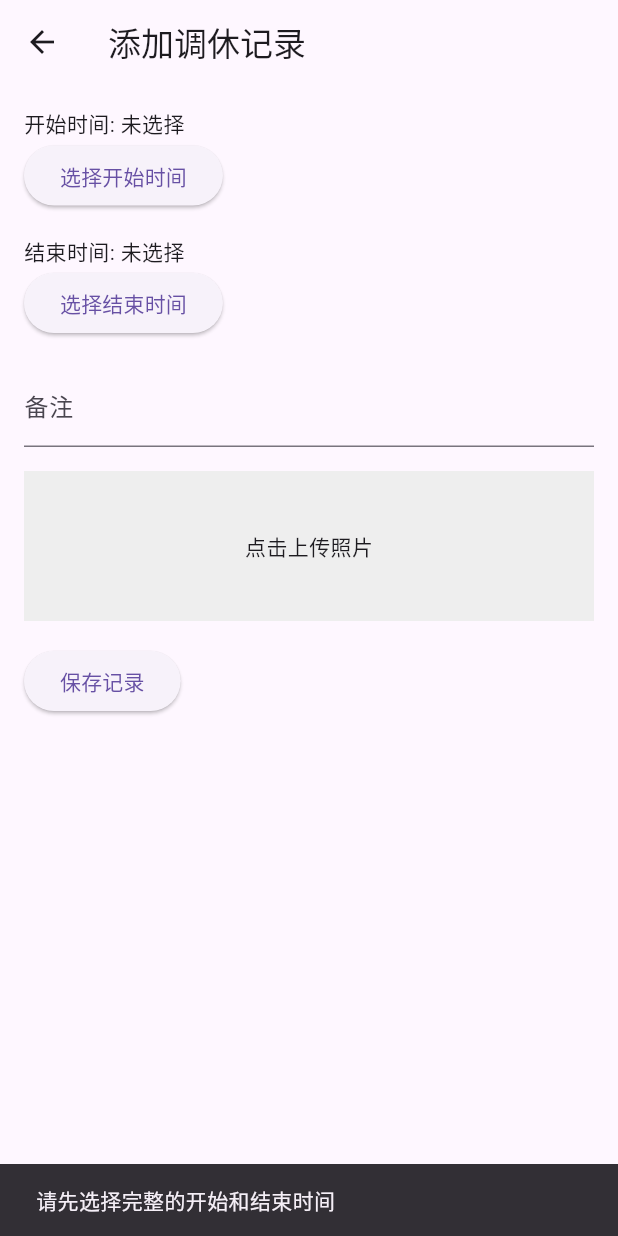
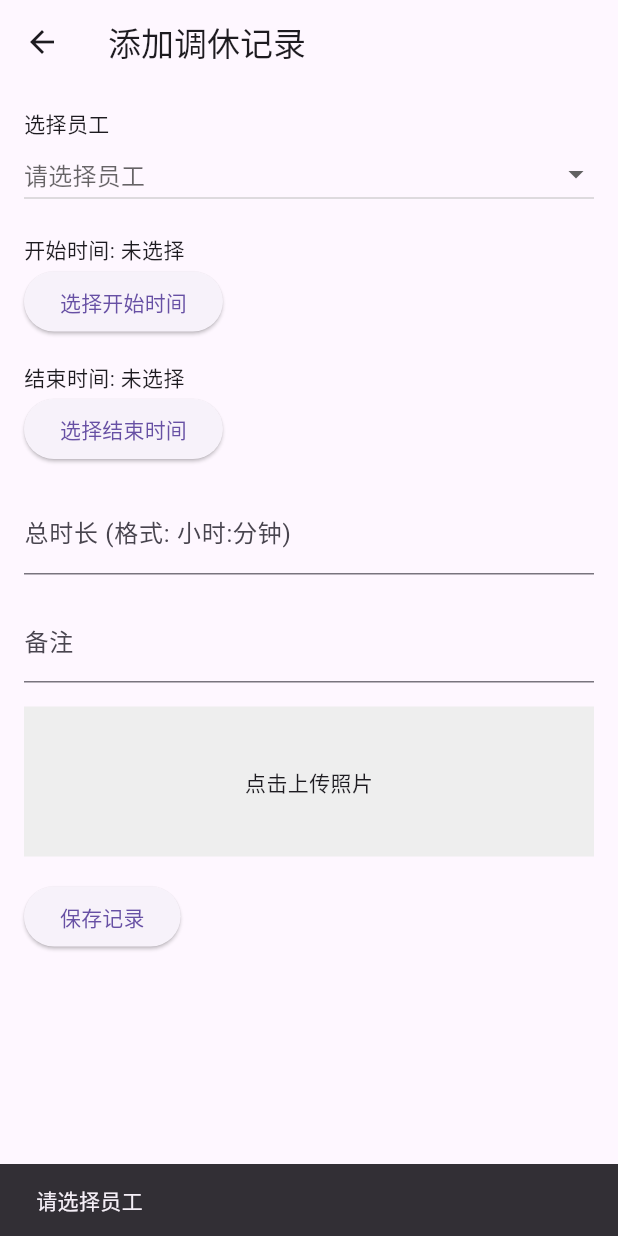
Before and after one commit to zhranbin/statistics_app, a Flutter app: the AddTimeOffRecordPage screen opened directly with empty values, after a tap on "保存记录", on a phone screen of 412 x 824 dp. Run offline on Flutter 3.47's test engine with Material 3 defaults, Android fonts, the phone set to English and light mode, and no system bars; our stand-ins replace easy_refresh, flutter_smart_dialog, image_picker, shared_preferences, sqflite; accounts and stored records are empty.

Commit message:
1.优化调休记录

```diff
--- a/lib/pages/add_time_off_record_page.dart
+++ b/lib/pages/add_time_off_record_page.dart
@@ -18,8 +18,13 @@ class _AddTimeOffRecordPageState extends State<AddTimeOffRecordPage> {
   DateTime? endTime;
   String remark = '';
   File? photoFile; // 存储照片文件
+  String? employeeName; // 选中的员工姓名
+  String totalDurationInput = ''; // 用于手动输入总时长
+  final ImagePicker _picker = ImagePicker();
+  final TextEditingController totalDurationController = TextEditingController();
 
-  final ImagePicker _picker = ImagePicker();
+  // 可选的员工列表
+  final List<String> employeeList = ['张三', '李四', '王五'];
 
   // 格式化 DateTime
   String formatDateTime(DateTime dateTime) {
@@ -27,7 +32,8 @@ class _AddTimeOffRecordPageState extends State<AddTimeOffRecordPage> {
   }
 
   // 选择日期+时间（精确到秒）
-  Future<DateTime?> _pickDateTime(BuildContext context, DateTime? initialDate) async {
+  Future<DateTime?> _pickDateTime(
+      BuildContext context, DateTime? initialDate) async {
     DateTime? pickedDate = await showDatePicker(
       context: context,
       initialDate: initialDate ?? DateTime.now(),
@@ -141,6 +147,12 @@ class _AddTimeOffRecordPageState extends State<AddTimeOffRecordPage> {
 
   // 保存调休记录
   void _saveRecord() {
+    if (employeeName == null) {
+      ScaffoldMessenger.of(context)
+          .showSnackBar(SnackBar(content: Text('请选择员工')));
+      return;
+    }
+
     if (startTime == null || endTime == null) {
       ScaffoldMessenger.of(context)
           .showSnackBar(SnackBar(content: Text('请先选择完整的开始和结束时间')));
@@ -153,12 +165,38 @@ class _AddTimeOffRecordPageState extends State<AddTimeOffRecordPage> {
       return;
     }
 
-    Duration duration = endTime!.difference(startTime!);
+    // 获取输入的总时长
+    String inputDuration = totalDurationController.text.trim();
+    List<String> timeParts = inputDuration.split(':');
+
+    // 检查格式是否正确
+    if (timeParts.length != 2) {
+      ScaffoldMessenger.of(context).showSnackBar(
+        SnackBar(content: Text('总时长格式不正确，请按照 “小时:分钟” 格式输入')),
+      );
+      return;
+    }
+
+    // 解析小时和分钟
+    int hours = int.tryParse(timeParts[0]) ?? -1;
+    int minutes = int.tryParse(timeParts[1]) ?? -1;
+
+    // 验证小时和分钟是否合法
+    if (hours < 0 || minutes < 0 || minutes >= 60) {
+      ScaffoldMessenger.of(context).showSnackBar(
+        SnackBar(content: Text('请输入有效的总时长 (小时:分钟)')),
+      );
+      return;
+    }
+
+    Duration totalDuration = Duration(hours: hours, minutes: minutes);
+
+    // 创建记录
     TimeOffRecord newRecord = TimeOffRecord(
-      employeeName: '张三',
+      employeeName: employeeName!,
       startTime: startTime!,
       endTime: endTime!,
-      totalDuration: duration,
+      totalDuration: totalDuration,
       remark: remark,
       photoUrl: photoFile?.path, // 本地图片路径
     );
@@ -173,15 +211,57 @@ class _AddTimeOffRecordPageState extends State<AddTimeOffRecordPage> {
       appBar: AppBar(title: Text('添加调休记录')),
       body: Padding(
           padding: EdgeInsets.all(16),
+          child: SingleChildScrollView(
             child: Column(
               crossAxisAlignment: CrossAxisAlignment.start,
               children: [
-            Text('开始时间: ${startTime != null ? formatDateTime(startTime!) : "未选择"}'),
-            ElevatedButton(onPressed: _pickStartTime, child: Text('选择开始时间')),
+                // 选择员工
+                Text('选择员工'),
+                DropdownButton<String>(
+                  value: employeeName,
+                  hint: Text('请选择员工'),
+                  isExpanded: true,
+                  items: employeeList.map((String name) {
+                    return DropdownMenuItem<String>(
+                      value: name,
+                      child: Text(name),
+                    );
+                  }).toList(),
+                  onChanged: (String? newValue) {
+                    setState(() {
+                      employeeName = newValue;
+                    });
+                  },
+                ),
                 SizedBox(height: 16),
-            Text('结束时间: ${endTime != null ? formatDateTime(endTime!) : "未选择"}'),
+
+                Text(
+                    '开始时间: ${startTime != null ? formatDateTime(startTime!) : "未选择"}'),
+                ElevatedButton(
+                    onPressed: _pickStartTime, child: Text('选择开始时间')),
+                SizedBox(height: 16),
+
+                Text(
+                    '结束时间: ${endTime != null ? formatDateTime(endTime!) : "未选择"}'),
                 ElevatedButton(onPressed: _pickEndTime, child: Text('选择结束时间')),
                 SizedBox(height: 16),
+
+                // 手动输入总时长
+                TextField(
+                  controller: totalDurationController,
+                  decoration: InputDecoration(
+                    labelText: '总时长 (格式: 小时:分钟)',
+                    hintText: '例如: 2:30',
+                  ),
+                  keyboardType: TextInputType.numberWithOptions(decimal: false),
+                  onChanged: (value) {
+                    setState(() {
+                      totalDurationInput = value;
+                    });
+                  },
+                ),
+                SizedBox(height: 16),
+
                 TextField(
                   decoration: InputDecoration(labelText: '备注'),
                   onChanged: (value) => setState(() {
@@ -189,6 +269,7 @@ class _AddTimeOffRecordPageState extends State<AddTimeOffRecordPage> {
                   }),
                 ),
                 SizedBox(height: 16),
+
                 GestureDetector(
                   onTap: _showPhotoOptions,
                   child: photoFile == null
@@ -201,13 +282,14 @@ class _AddTimeOffRecordPageState extends State<AddTimeOffRecordPage> {
                       : Image.file(photoFile!),
                 ),
                 SizedBox(height: 16),
+
                 ElevatedButton(
                   onPressed: _saveRecord,
                   child: Text('保存记录'),
                 ),
               ],
             ),
-      ),
+          )),
     );
   }
 }
--- a/lib/pages/time_off_detail_page.dart
+++ b/lib/pages/time_off_detail_page.dart
@@ -1,10 +1,17 @@
 import 'package:flutter/material.dart';
 import 'package:statistics_app/pages/time_off_record.dart';
+import 'dart:io'; // 导入 File
+import 'package:intl/intl.dart'; // 导入 intl 来格式化时间
 
 class TimeOffDetailPage extends StatelessWidget {
   final TimeOffRecord record;
 
   TimeOffDetailPage({required this.record});
+
+  // 格式化时间，去掉毫秒
+  String formatDateTime(DateTime dateTime) {
+    return DateFormat('yyyy-MM-dd HH:mm:ss').format(dateTime);
+  }
 
   @override
   Widget build(BuildContext context) {
@@ -18,14 +25,16 @@ class TimeOffDetailPage extends StatelessWidget {
           crossAxisAlignment: CrossAxisAlignment.start,
           children: [
             Text('员工名称: ${record.employeeName}', style: TextStyle(fontSize: 18)),
-            Text('开始时间: ${record.startTime}', style: TextStyle(fontSize: 18)),
-            Text('结束时间: ${record.endTime}', style: TextStyle(fontSize: 18)),
+            Text('开始时间: ${formatDateTime(record.startTime)}', style: TextStyle(fontSize: 18)),
+            Text('结束时间: ${formatDateTime(record.endTime)}', style: TextStyle(fontSize: 18)),
             Text('时长: ${record.totalDuration.inHours} 小时', style: TextStyle(fontSize: 18)),
             Text('备注: ${record.remark}', style: TextStyle(fontSize: 18)),
             if (record.photoUrl != null) ...[
               SizedBox(height: 20),
               Text('照片:'),
-              Image.network(record.photoUrl!),
+              record.photoUrl!.startsWith('http') // 如果是 URL
+                  ? Image.network(record.photoUrl!) // 网络图片
+                  : Image.file(File(record.photoUrl!)), // 本地图片
             ]
           ],
         ),
```
Also changed, not shown: lib/pages/time_off_list_page.dart (+23 -22 lines), pubspec.lock, 2 other files. Lines whose indentation alone changed are shown as unchanged.
